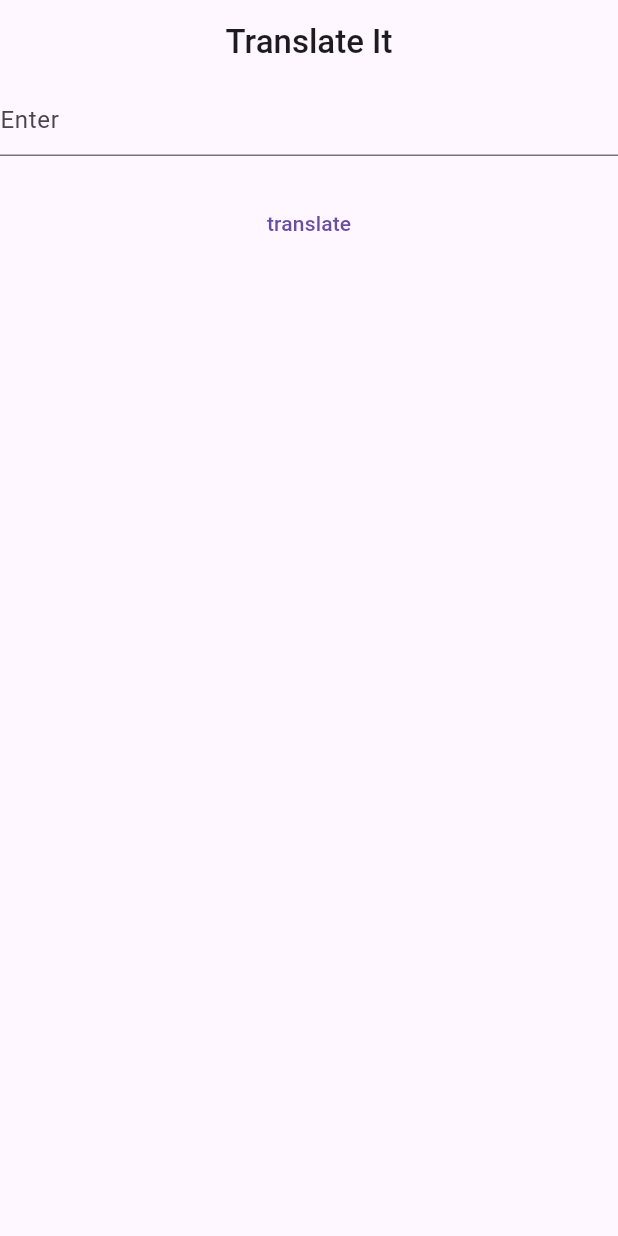
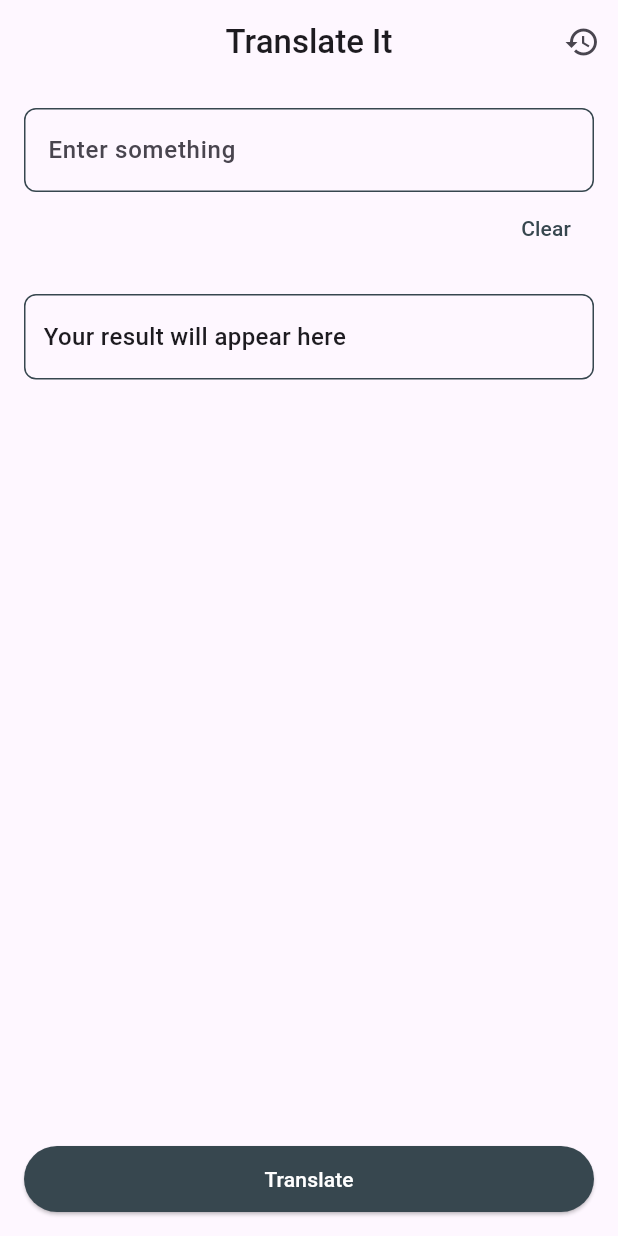
Before and after one commit to shamjadk/Get_translated, a Flutter app: the screen it shows after launch, on a phone screen of 412 x 824 dp. Run offline on Flutter 3.47's test engine with Material 3 defaults, Android fonts, the phone set to English and light mode, and no system bars; our stand-ins replace flutter_hooks, flutter_riverpod, hooks_riverpod, internet_connection_checker, riverpod_annotation; missing offline and left inert: translator; generated files the repository leaves out were written again.

Commit message:
Created page to store history

```diff
--- /dev/null
+++ b/lib/core/theme.dart
@@ -0,0 +1,5 @@
+import 'package:flutter/material.dart';
+
+class AppTheme {
+  static  Color primaryColor = Colors.blueGrey.shade800;
+}
--- a/lib/main.dart
+++ b/lib/main.dart
@@ -1,6 +1,6 @@
 import 'package:flutter/material.dart';
 import 'package:flutter_riverpod/flutter_riverpod.dart';
-import 'package:translate_it/view/pages/home_page.dart';
+import 'package:translate_it/view/pages/translate_page.dart';
 
 void main() {
   runApp(const ProviderScope(child: MyApp()));
@@ -12,11 +12,11 @@ class MyApp extends StatelessWidget {
 
   @override
   Widget build(BuildContext context) {
-    return  MaterialApp(
+    return MaterialApp(
       scaffoldMessengerKey: MyApp.scaffoldMessengerKey,
       debugShowCheckedModeBanner: false,
       title: 'Flutter Demo',
-      home: const HomePage(),
+      home: const TranslatePage(),
     );
   }
 }
--- a/lib/view/pages/home_page.dart
+++ /dev/null
@@ -1,42 +0,0 @@
-import 'package:flutter/material.dart';
-import 'package:flutter_riverpod/flutter_riverpod.dart';
-import 'package:translate_it/view/controller/provider/translator_provider.dart';
-
-class HomePage extends ConsumerWidget {
-  const HomePage({super.key});
-
-  @override
-  Widget build(BuildContext context, WidgetRef ref) {
-    final inputController = TextEditingController();
-
-    return Scaffold(
-      appBar: AppBar(
-        centerTitle: true,
-        title: const Text(
-          'Translate It',
-          style: TextStyle(fontWeight: FontWeight.w500),
-        ),
-      ),
-      body: Column(
-        children: [
-          TextField(
-            controller: inputController,
-            decoration: const InputDecoration(hintText: 'Enter'),
-          ),
-          Column(
-            children: [
-              Text(ref.watch(translatorProvider)),
-              TextButton(
-                  onPressed: () {
-                    ref
-                        .read(translatorProvider.notifier)
-                        .getTranslated(inputController.text);
-                  },
-                  child: const Text('translate'))
-            ],
-          ),
-        ],
-      ),
-    );
-  }
-}
--- /dev/null
+++ b/lib/view/pages/translate_page.dart
@@ -0,0 +1,110 @@
+import 'package:flutter/material.dart';
+import 'package:flutter_hooks/flutter_hooks.dart';
+import 'package:hooks_riverpod/hooks_riverpod.dart';
+import 'package:translate_it/core/theme.dart';
+import 'package:translate_it/view/controller/provider/translator_provider.dart';
+import 'package:translate_it/view/pages/history_page.dart';
+import 'package:translate_it/view/widgets/bottom_elevated_button_widget.dart';
+
+class TranslatePage extends HookConsumerWidget {
+  const TranslatePage({super.key});
+
+  @override
+  Widget build(BuildContext context, WidgetRef ref) {
+    final translateController = useTextEditingController();
+    return Scaffold(
+        appBar: AppBar(
+          centerTitle: true,
+          title: const Text(
+            'Translate It',
+            style: TextStyle(fontWeight: FontWeight.w500),
+          ),
+          actions: [
+            IconButton(
+                onPressed: () => Navigator.push(
+                    context,
+                    MaterialPageRoute(
+                      builder: (context) => const HistoryPage(),
+                    )),
+                icon: const Icon(Icons.history))
+          ],
+        ),
+        body: SingleChildScrollView(
+          child: Padding(
+            padding: const EdgeInsets.symmetric(horizontal: 16),
+            child: Column(
+              children: [
+                const SizedBox(
+                  height: 16,
+                ),
+                TextField(
+                  onChanged: (value) {
+                    ref
+                        .read(translatorProvider.notifier)
+                        .getTranslated(translateController.text);
+                  },
+                  onSubmitted: (value) {
+                    ref
+                        .read(translatorProvider.notifier)
+                        .getTranslated(translateController.text);
+                  },
+                  controller: translateController,
+                  maxLines: null,
+                  cursorColor: AppTheme.primaryColor,
+                  decoration: InputDecoration(
+                      focusedBorder: OutlineInputBorder(
+                          borderRadius: BorderRadius.circular(8),
+                          borderSide: BorderSide(
+                              color: AppTheme.primaryColor, width: 2)),
+                      enabledBorder: OutlineInputBorder(
+                          borderRadius: BorderRadius.circular(8),
+                          borderSide: BorderSide(
+                              color: AppTheme.primaryColor, width: 1)),
+                      hintText: 'Enter something',
+                      hintStyle: const TextStyle(
+                          fontWeight: FontWeight.w500, fontSize: 16)),
+                ),
+                Align(
+                  alignment: Alignment.centerRight,
+                  child: TextButton(
+                      onPressed: () => translateController.clear(),
+                      child: Text(
+                        'Clear',
+                        style: TextStyle(
+                          color: AppTheme.primaryColor,
+                        ),
+                      )),
+                ),
+                const SizedBox(
+                  height: 12,
+                ),
+                Container(
+                    width: MediaQuery.sizeOf(context).width,
+                    margin: const EdgeInsets.only(top: 8),
+                    padding: const EdgeInsets.symmetric(
+                        horizontal: 12, vertical: 16),
+                    decoration: BoxDecoration(
+                        borderRadius: BorderRadius.circular(8),
+                        border:
+                            Border.all(color: AppTheme.primaryColor, width: 1)),
+                    child: Text(
+                      ref.watch(translatorProvider).isEmpty
+                          ? 'Your result will appear here'
+                          : ref.watch(translatorProvider),
+                      style: const TextStyle(
+                          fontWeight: FontWeight.w500, fontSize: 16),
+                    )),
+              ],
+            ),
+          ),
+        ),
+        bottomNavigationBar: BottomElevatedButtonWidget(
+          btnName: 'Translate',
+          onPressed: () {
+            ref
+                .read(translatorProvider.notifier)
+                .getTranslated(translateController.text);
+          },
+        ));
+  }
+}
--- /dev/null
+++ b/lib/view/widgets/bottom_elevated_button_widget.dart
@@ -0,0 +1,27 @@
+import 'package:flutter/material.dart';
+import 'package:translate_it/core/theme.dart';
+
+class BottomElevatedButtonWidget extends StatelessWidget {
+  final String btnName;
+  final VoidCallback onPressed;
+  const BottomElevatedButtonWidget({super.key, required this.btnName, required this.onPressed});
+
+  @override
+  Widget build(BuildContext context) {
+    return Padding(
+        padding: const EdgeInsets.all(16),
+        child: SizedBox(
+          height: 44,
+          child: ElevatedButton(
+            style: ElevatedButton.styleFrom(
+                backgroundColor: AppTheme.primaryColor,
+                foregroundColor: Colors.white),
+            onPressed: onPressed,
+            child:  Text(
+              btnName,
+            ),
+          ),
+        ),
+      );
+  }
+}
--- a/pubspec.yaml
+++ b/pubspec.yaml
@@ -39,6 +39,10 @@ dependencies:
   flutter_riverpod: ^2.5.1
   riverpod_annotation: ^2.3.5
   internet_connection_checker: ^1.0.0+1
+  flutter_hooks: ^0.20.5
+  hooks_riverpod: ^2.5.1
+  objectbox: ^2.5.1
+  objectbox_flutter_libs: any
 
 dev_dependencies:
   flutter_test:
@@ -52,6 +56,7 @@ dev_dependencies:
   flutter_lints: ^3.0.0
   riverpod_generator: ^2.4.0
   build_runner: ^2.4.9
+  objectbox_generator: any
 
 # For information on the generic Dart part of this file, see the
 # following page: https://dart.dev/tools/pub/pubspec
```
Also changed, not shown: lib/view/controller/provider/translator_provider.dart (+7 -2 lines), lib/view/pages/history_page.dart (added, +46 -0 lines), lib/view/pages/method.dart (deleted, +0 -18 lines), pubspec.lock, 5 other files.
